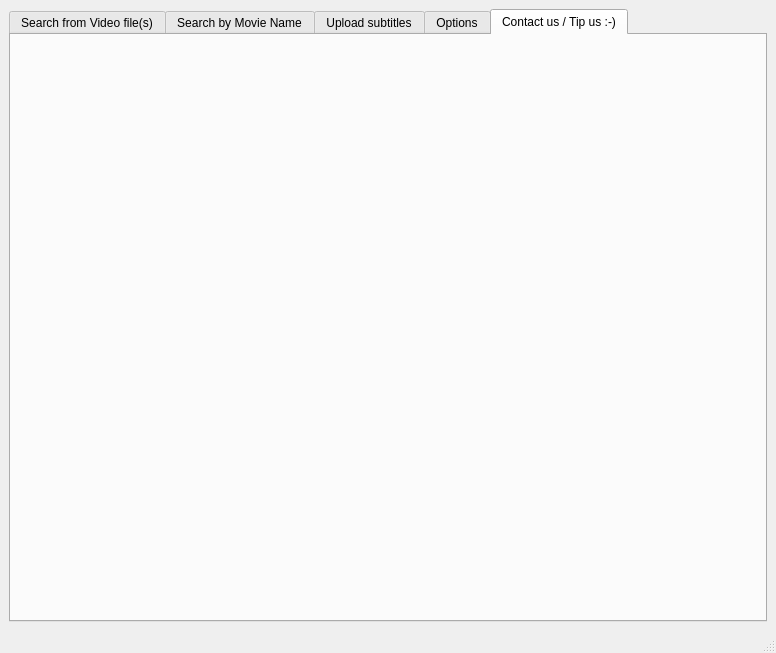
This is gui/main.ui in mamboitaliano21/subdownloader as Qt 5 draws it before an edit. The edited form follows.
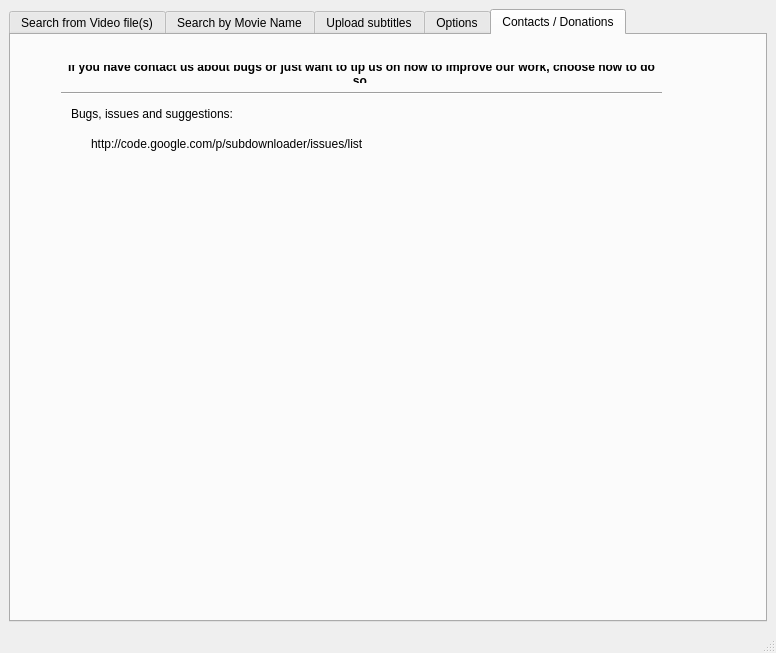
This is the edited form. The open tabs and pages were chosen to show the change. Icons and pictures are not drawn. Custom widgets are drawn as their Qt base class.

Commit message: Subdownloader 'Contact' tab edit

Patch:
```diff
--- a/gui/main.ui
+++ b/gui/main.ui
@@ -729,8 +729,86 @@
       </widget>
       <widget class="QWidget" name="tab_2" >
        <attribute name="title" >
-        <string>Contact us / Tip us :-)</string>
+        <string>Contacts / Donations</string>
        </attribute>
+       <widget class="QLabel" name="label_2" >
+        <property name="geometry" >
+         <rect>
+          <x>50</x>
+          <y>30</y>
+          <width>601</width>
+          <height>18</height>
+         </rect>
+        </property>
+        <property name="font" >
+         <font>
+          <weight>75</weight>
+          <bold>true</bold>
+         </font>
+        </property>
+        <property name="text" >
+         <string>If you have contact us about bugs or just want to tip us on how to improve our work, choose how to do so.</string>
+        </property>
+        <property name="alignment" >
+         <set>Qt::AlignCenter</set>
+        </property>
+        <property name="wordWrap" >
+         <bool>true</bool>
+        </property>
+        <property name="indent" >
+         <number>1</number>
+        </property>
+       </widget>
+       <widget class="Line" name="line_4" >
+        <property name="geometry" >
+         <rect>
+          <x>50</x>
+          <y>50</y>
+          <width>601</width>
+          <height>16</height>
+         </rect>
+        </property>
+        <property name="orientation" >
+         <enum>Qt::Horizontal</enum>
+        </property>
+       </widget>
+       <widget class="QLabel" name="label_11" >
+        <property name="geometry" >
+         <rect>
+          <x>60</x>
+          <y>70</y>
+          <width>165</width>
+          <height>18</height>
+         </rect>
+        </property>
+        <property name="text" >
+         <string>Bugs, issues and suggestions:</string>
+        </property>
+       </widget>
+       <widget class="QLabel" name="label_12" >
+        <property name="geometry" >
+         <rect>
+          <x>80</x>
+          <y>100</y>
+          <width>277</width>
+          <height>18</height>
+         </rect>
+        </property>
+        <property name="text" >
+         <string>http://code.google.com/p/subdownloader/issues/list</string>
+        </property>
+        <property name="openExternalLinks" >
+         <bool>true</bool>
+        </property>
+        <property name="textInteractionFlags" >
+         <set>Qt::TextBrowserInteraction</set>
+        </property>
+        <property name="url" stdset="0" >
+         <url>
+          <string>http://code.google.com/p/subdownloader/issues/list</string>
+         </url>
+        </property>
+       </widget>
       </widget>
      </widget>
     </item>
```
Left out of the diff: 2 changed lines with no effect on the pictures.
